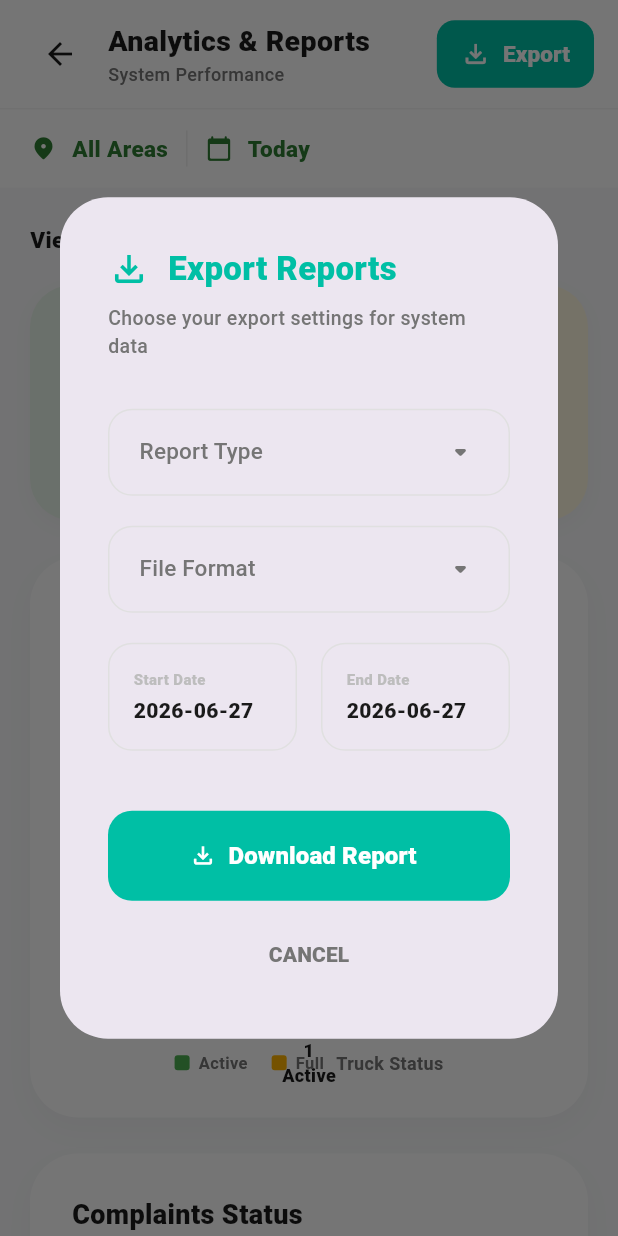
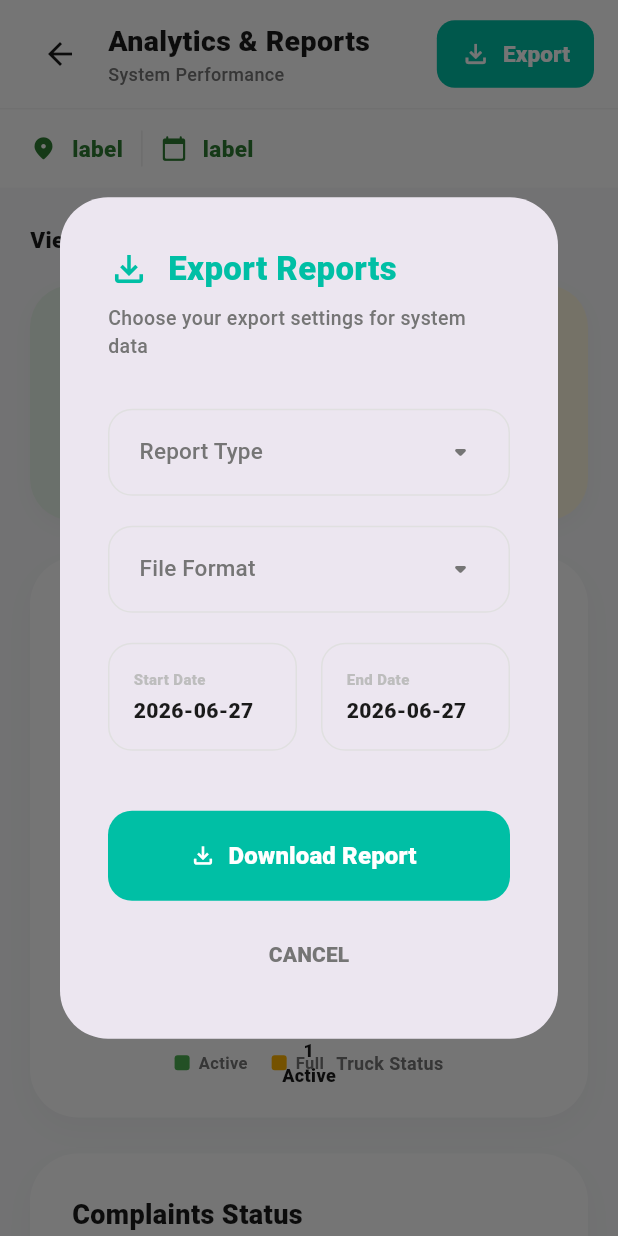
Before and after one commit to Stevenlenard/GarbageTrackingSystem, a Flutter app: the AnalyticsScreen screen opened by its route, after a tap on "Export", on a phone screen of 412 x 824 dp. Run offline on Flutter 3.47's test engine with Material 3 defaults, Android fonts, the light colour scheme and no system bars; drawn by our look-alikes of fl_chart; our stand-ins replace dio, firebase_core, firebase_database, shared_preferences; missing offline and left inert: mapbox_maps_flutter; accounts and stored records are empty; network calls fail.

```diff
--- a/lib/screens/admin_settings_screen.dart
+++ b/lib/screens/admin_settings_screen.dart
@@ -208,7 +208,7 @@ class _AdminSettingsScreenState extends State<AdminSettingsScreen> {
                         crossAxisAlignment: CrossAxisAlignment.start,
                         children: [
                           const Text("Email Verification", style: TextStyle(fontWeight: FontWeight.w800, color: Color(0xFF1A1A1A))),
-                          Text("Verification codes sent to admin@balintawak.gov", style: TextStyle(fontSize: 11, color: Colors.grey[600])),
+                          const Text("Verification codes sent to admin@balintawak.gov", style: TextStyle(fontSize: 11, color: Color(0xFF757575))),
                         ],
                       ),
                     ),
--- a/lib/screens/analytics_screen.dart
+++ b/lib/screens/analytics_screen.dart
@@ -210,7 +210,7 @@ class _AnalyticsScreenState extends State<AnalyticsScreen> {
         children: [
           Icon(icon, size: 18, color: const Color(0xFF2E7D32)),
           const SizedBox(width: 10),
-          Text(label, style: const TextStyle(color: Color(0xFF2E7D32), fontSize: 15, fontWeight: FontWeight.w800)),
+          const Text("label", style: TextStyle(color: Color(0xFF2E7D32), fontSize: 15, fontWeight: FontWeight.w800)),
         ],
       ),
     );
@@ -566,11 +566,11 @@ class _AnalyticsScreenState extends State<AnalyticsScreen> {
           child: Column(
             mainAxisSize: MainAxisSize.min,
             children: [
-              Row(
+              const Row(
                 children: [
-                  const Icon(Icons.file_download_outlined, color: Color(0xFF00BFA5), size: 28),
-                  const SizedBox(width: 12),
-                  const Text("Export Reports", style: TextStyle(color: Color(0xFF00BFA5), fontSize: 22, fontWeight: FontWeight.w900)),
+                  Icon(Icons.file_download_outlined, color: Color(0xFF00BFA5), size: 28),
+                  SizedBox(width: 12),
+                  Text("Export Reports", style: TextStyle(color: Color(0xFF00BFA5), fontSize: 22, fontWeight: FontWeight.w900)),
                 ],
               ),
               const SizedBox(height: 8),
--- a/lib/screens/resident_dashboard.dart
+++ b/lib/screens/resident_dashboard.dart
@@ -535,7 +535,7 @@ class _ResidentDashboardState extends State<ResidentDashboard> {
           child: Column(
             mainAxisSize: MainAxisSize.min,
             children: [
-              Container(padding: const EdgeInsets.all(16), decoration: BoxDecoration(color: const Color(0xFFFFF0F2), shape: BoxShape.circle), child: const Icon(Icons.logout_rounded, color: Color(0xFFFF1744), size: 32)),
+              Container(padding: const EdgeInsets.all(16), decoration: const BoxDecoration(color: Color(0xFFFFF0F2), shape: BoxShape.circle), child: const Icon(Icons.logout_rounded, color: Color(0xFFFF1744), size: 32)),
               const SizedBox(height: 24),
               const Text("Secure Sign Out?", style: TextStyle(fontSize: 24, fontWeight: FontWeight.w900, color: Color(0xFF1A1A1A))),
               const SizedBox(height: 16),
```
